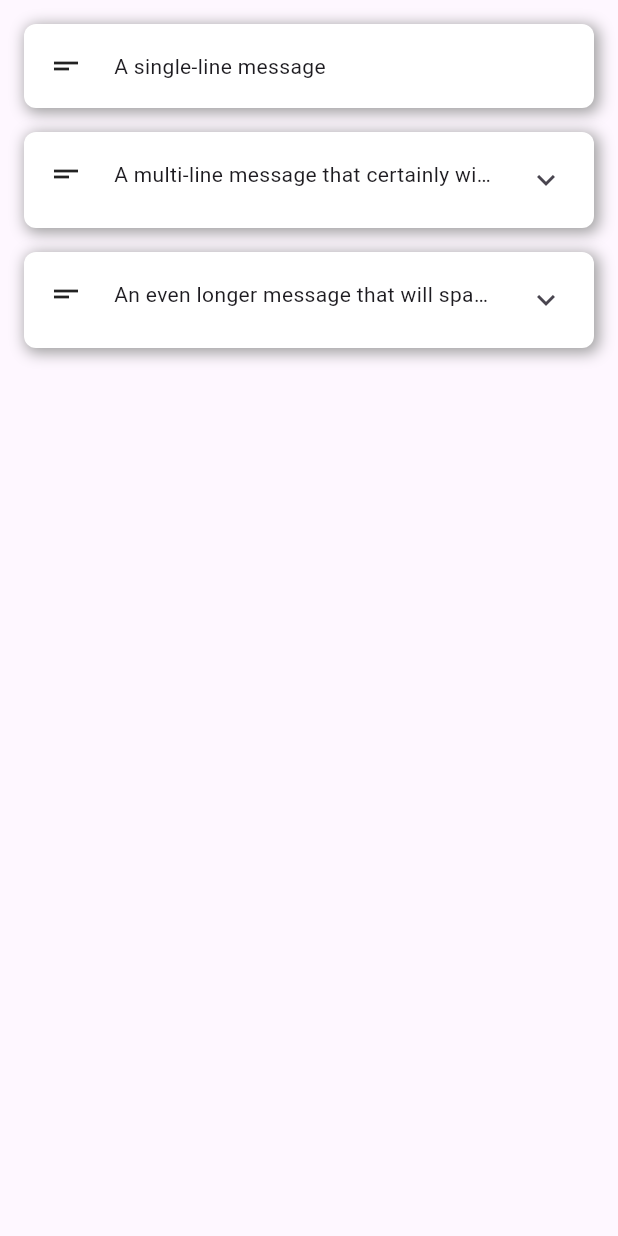
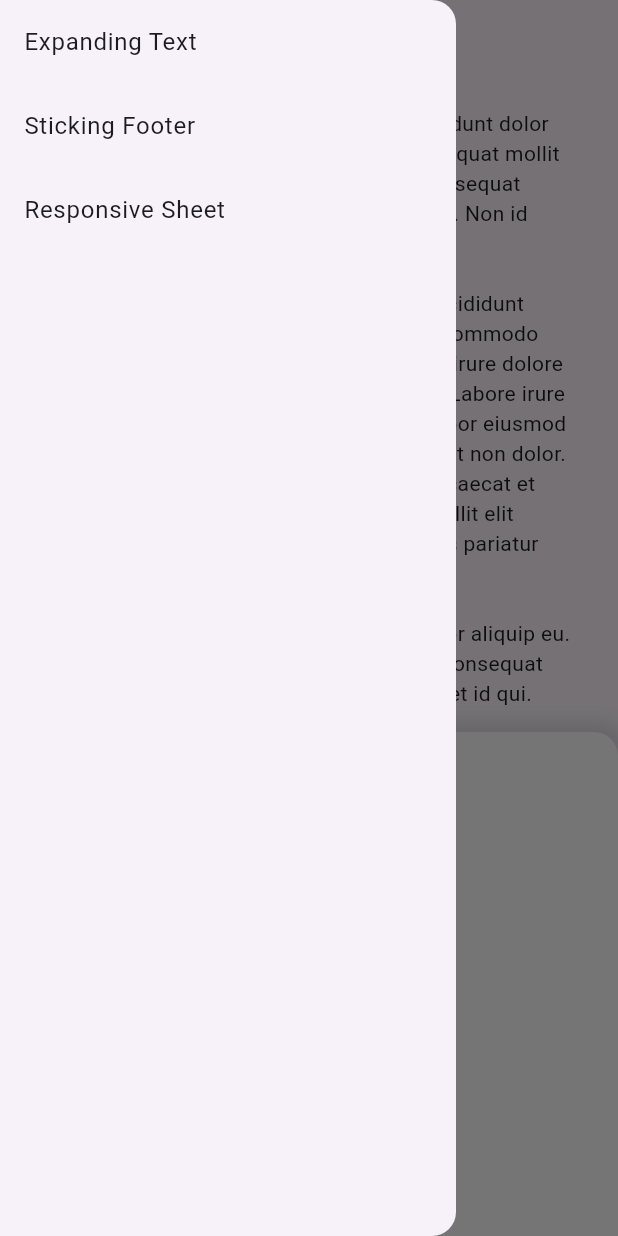
Before and after one commit to tomwyr/prerender, a Flutter app: the screen it shows after launch, with the side drawer open (before the commit the screen has no drawer), on a phone screen of 412 x 824 dp. Run offline on Flutter 3.47's test engine with Material 3 defaults, Android fonts, the phone set to English and light mode, and no system bars.

Commit message:
Add more examples

```diff
--- /dev/null
+++ b/example/lib/examples/responsive_sheet.dart
@@ -0,0 +1,94 @@
+import 'package:flutter/material.dart';
+import 'package:prerender/prerender.dart';
+
+class ResponsiveSheetExample extends StatelessWidget {
+  const ResponsiveSheetExample({super.key});
+
+  @override
+  Widget build(BuildContext context) {
+    return LayoutBuilder(
+      builder: (context, constraints) => Prerender(
+        target: const Content(),
+        builder: (context, childSize, child) {
+          const maxChildSize = 0.8;
+          var minChildSize = 1 - childSize.height / constraints.maxHeight;
+          minChildSize = minChildSize.clamp(0.2, maxChildSize);
+
+          final bottomPadding = constraints.maxHeight * minChildSize;
+
+          return Stack(
+            children: [
+              SingleChildScrollView(
+                child: Padding(
+                  padding: EdgeInsets.only(bottom: bottomPadding),
+                  child: const Content(),
+                ),
+              ),
+              DraggableScrollableSheet(
+                initialChildSize: minChildSize,
+                minChildSize: minChildSize,
+                maxChildSize: maxChildSize,
+                builder: (context, scrollController) =>
+                    ItemList(scrollController: scrollController),
+              ),
+            ],
+          );
+        },
+      ),
+    );
+  }
+}
+
+class ItemList extends StatelessWidget {
+  const ItemList({
+    super.key,
+    required this.scrollController,
+  });
+
+  final ScrollController scrollController;
+
+  @override
+  Widget build(BuildContext context) {
+    return Container(
+      decoration: const BoxDecoration(
+        color: Colors.white,
+        borderRadius: BorderRadius.vertical(top: Radius.circular(16)),
+        boxShadow: [
+          BoxShadow(
+            color: Colors.black12,
+            blurRadius: 10,
+            spreadRadius: 5,
+          ),
+        ],
+      ),
+      child: ListView.builder(
+        controller: scrollController,
+        itemCount: 20,
+        itemBuilder: (context, index) => ListTile(
+          title: Text('Item $index'),
+        ),
+      ),
+    );
+  }
+}
+
+class Content extends StatelessWidget {
+  const Content({super.key});
+
+  String get bodyText => '''
+Lorem dolore anim Lorem exercitation incididunt dolor mollit. Commodo dolore nisi sit sit. Eu consequat mollit velit qui enim occaecat. Fugiat occaecat consequat incididunt proident deserunt in reprehenderit. Non id magna et adipisicing duis dolore ex.
+
+Eu id consectetur fugiat deserunt magna. Incididunt pariatur occaecat voluptate pariatur aliqua commodo ullamco adipisicing. Ex ad sit tempor dolore irure dolore cillum cillum nostrud laboris cillum veniam. Labore irure qui pariatur sunt deserunt nostrud ut et tempor eiusmod velit occaecat. Mollit pariatur veniam anim sit non dolor. Deserunt dolor do ea excepteur et labore occaecat et labore laborum esse culpa dolore labore. Mollit elit incididunt ad magna amet adipisicing laboris pariatur deserunt nulla.
+
+Sint qui Lorem eu irure enim occaecat tempor aliquip eu. Veniam est ullamco ex reprehenderit culpa consequat eiusmod ipsum eiusmod aliqua. Officia sint et id qui.
+'''
+      .trim();
+
+  @override
+  Widget build(BuildContext context) {
+    return Padding(
+      padding: const EdgeInsets.all(16),
+      child: Text(bodyText),
+    );
+  }
+}
--- a/example/lib/main.dart
+++ b/example/lib/main.dart
@@ -1,189 +1,73 @@
-import 'dart:math';
-
+import 'package:example/examples/responsive_sheet.dart';
+import 'package:example/examples/expanding_text.dart';
+import 'package:example/examples/sticking_footer.dart';
 import 'package:flutter/material.dart';
-import 'package:prerender/prerender.dart';
 
 void main() {
-  runApp(const MyApp());
+  runApp(const ExamplesApp());
 }
 
-class MyApp extends StatelessWidget {
-  const MyApp({super.key});
+class ExamplesApp extends StatefulWidget {
+  const ExamplesApp({super.key});
 
-  List<String> get messages => [
-        'A single-line message',
-        'A multi-line message that certainly will break into the next line making the text not fit into a single-line layout',
-        'An even longer message that will span across multiple lines. This message is intended to be so lengthy that it continues on and on, describing various hypothetical scenarios, detailing verbose explanations, and providing an exhaustive example of how text can be extended indefinitely without any apparent end in sight, illustrating the concept of a message that is excessively long for the purpose of testing layout constraints.'
-      ];
+  @override
+  State<ExamplesApp> createState() => _ExamplesAppState();
+}
+
+class _ExamplesAppState extends State<ExamplesApp> {
+  final items = [
+    ('Expanding Text', const ExpandingTextExample()),
+    ('Sticking Footer', const StickingFooterExample()),
+    ('Responsive Sheet', const ResponsiveSheetExample()),
+  ];
+
+  late var currentItem = items.last;
 
   @override
   Widget build(BuildContext context) {
     return MaterialApp(
       home: Scaffold(
-        body: Padding(
-          padding: const EdgeInsets.all(16),
-          child: ListView.separated(
-            itemCount: messages.length,
-            itemBuilder: (context, index) => AdaptingMessageTile(
-              message: messages[index],
-            ),
-            separatorBuilder: (context, index) => const SizedBox(height: 16),
+        appBar: AppBar(
+          centerTitle: false,
+          title: Text(currentItem.$1),
+        ),
+        drawer: Drawer(
+          child: Column(
+            children: [
+              for (var (item) in items)
+                DrawerItem(
+                  title: item.$1,
+                  onSelect: () {
+                    setState(() => currentItem = item);
+                  },
+                ),
+            ],
           ),
         ),
+        body: currentItem.$2,
       ),
     );
   }
 }
 
-class AdaptingMessageTile extends StatelessWidget {
-  const AdaptingMessageTile({super.key, required this.message});
+class DrawerItem extends StatelessWidget {
+  const DrawerItem({
+    super.key,
+    required this.title,
+    required this.onSelect,
+  });
 
-  final String message;
+  final String title;
+  final VoidCallback onSelect;
 
   @override
   Widget build(BuildContext context) {
-    return MessageTileCard(
-      child: LayoutBuilder(
-        builder: (context, constraints) => Prerender(
-          target: PrerenderedMessageTile(message: message),
-          builder: (context, childSize, child) => MessageTile(
-            message: message,
-            expandable: childSize.width > constraints.maxWidth,
-          ),
-        ),
-      ),
+    return ListTile(
+      title: Text(title),
+      onTap: () {
+        onSelect();
+        Scaffold.of(context).closeDrawer();
+      },
     );
   }
 }
-
-class PrerenderedMessageTile extends StatelessWidget {
-  const PrerenderedMessageTile({super.key, required this.message});
-
-  final String message;
-
-  @override
-  Widget build(BuildContext context) {
-    return UnconstrainedBox(
-      child: Row(
-        children: [
-          const Padding(
-            padding: EdgeInsets.all(8),
-            child: Icon(Icons.short_text),
-          ),
-          const SizedBox(width: 12),
-          Padding(
-            padding: const EdgeInsets.symmetric(vertical: 12),
-            child: Text(message),
-          ),
-        ],
-      ),
-    );
-  }
-}
-
-class MessageTile extends StatefulWidget {
-  const MessageTile({
-    super.key,
-    required this.message,
-    required this.expandable,
-  });
-
-  final String message;
-  final bool expandable;
-
-  @override
-  State<MessageTile> createState() => _MessageTileState();
-}
-
-class _MessageTileState extends State<MessageTile> {
-  var expanded = false;
-
-  @override
-  Widget build(BuildContext context) {
-    return Row(
-      crossAxisAlignment: CrossAxisAlignment.start,
-      children: [
-        const Padding(
-          padding: EdgeInsets.all(8),
-          child: Icon(Icons.short_text),
-        ),
-        const SizedBox(width: 12),
-        Expanded(
-          child: Padding(
-            padding: const EdgeInsets.symmetric(vertical: 10),
-            child: Text(
-              widget.message,
-              maxLines: expanded ? 999 : 1,
-              overflow: TextOverflow.ellipsis,
-            ),
-          ),
-        ),
-        if (widget.expandable) ...[
-          const SizedBox(width: 12),
-          ExpandButton(
-            expanded: expanded,
-            onToggle: (value) {
-              setState(() {
-                expanded = value;
-              });
-            },
-          ),
-        ],
-      ],
-    );
-  }
-}
-
-class MessageTileCard extends StatelessWidget {
-  const MessageTileCard({super.key, required this.child});
-
-  final Widget child;
-
-  @override
-  Widget build(BuildContext context) {
-    return Container(
-      padding: const EdgeInsets.all(8),
-      decoration: const ShapeDecoration(
-        color: Colors.white,
-        shape: RoundedRectangleBorder(
-          borderRadius: BorderRadius.all(Radius.circular(8)),
-        ),
-        shadows: [
-          BoxShadow(
-            color: Colors.grey,
-            blurRadius: 8,
-            spreadRadius: 1,
-            offset: Offset(2, 2),
-          ),
-        ],
-      ),
-      child: child,
-    );
-  }
-}
-
-class ExpandButton extends StatelessWidget {
-  const ExpandButton({
-    super.key,
-    required this.expanded,
-    required this.onToggle,
-  });
-
-  final bool expanded;
-  final ValueChanged<bool> onToggle;
-
-  @override
-  Widget build(BuildContext context) {
-    return TweenAnimationBuilder(
-      tween: Tween(begin: 0.0, end: expanded ? 1.0 : 0.0),
-      duration: const Duration(milliseconds: 200),
-      builder: (context, value, child) => IconButton(
-        onPressed: () => onToggle(!expanded),
-        icon: Transform.rotate(
-          angle: -pi * value,
-          child: const Icon(Icons.expand_more),
-        ),
-      ),
-    );
-  }
-}
```
Also changed, not shown: example/lib/examples/expanding_text.dart (added, +184 -0 lines), example/lib/examples/sticking_footer.dart (added, +134 -0 lines), example/pubspec.lock, 2 other files.
